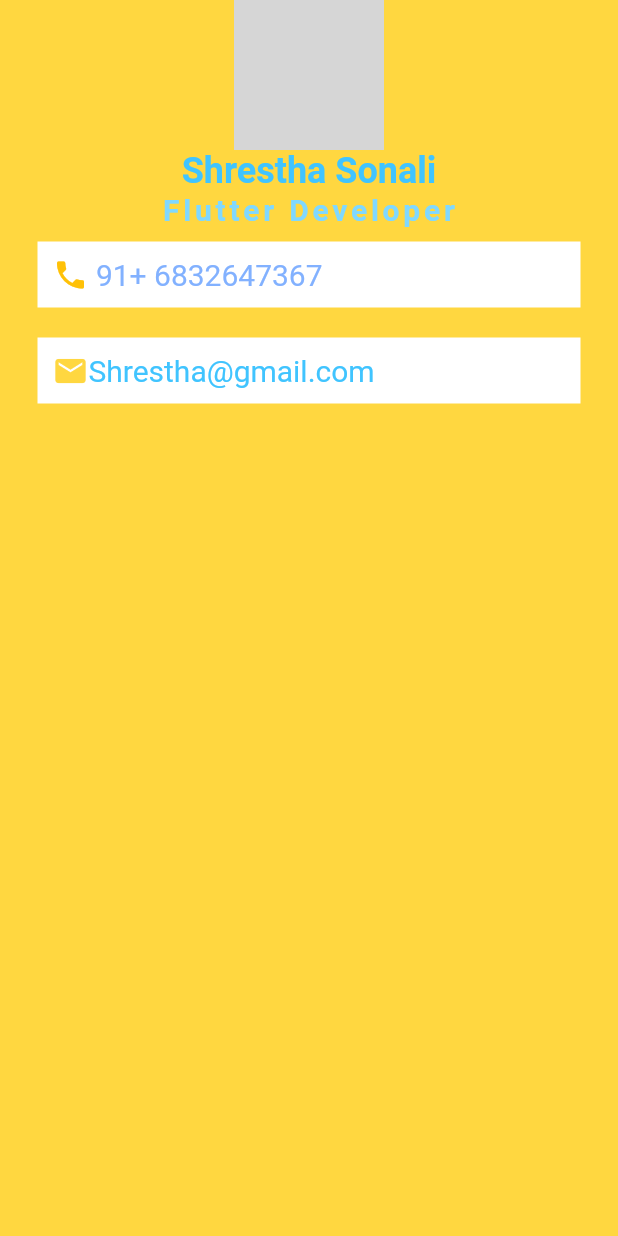
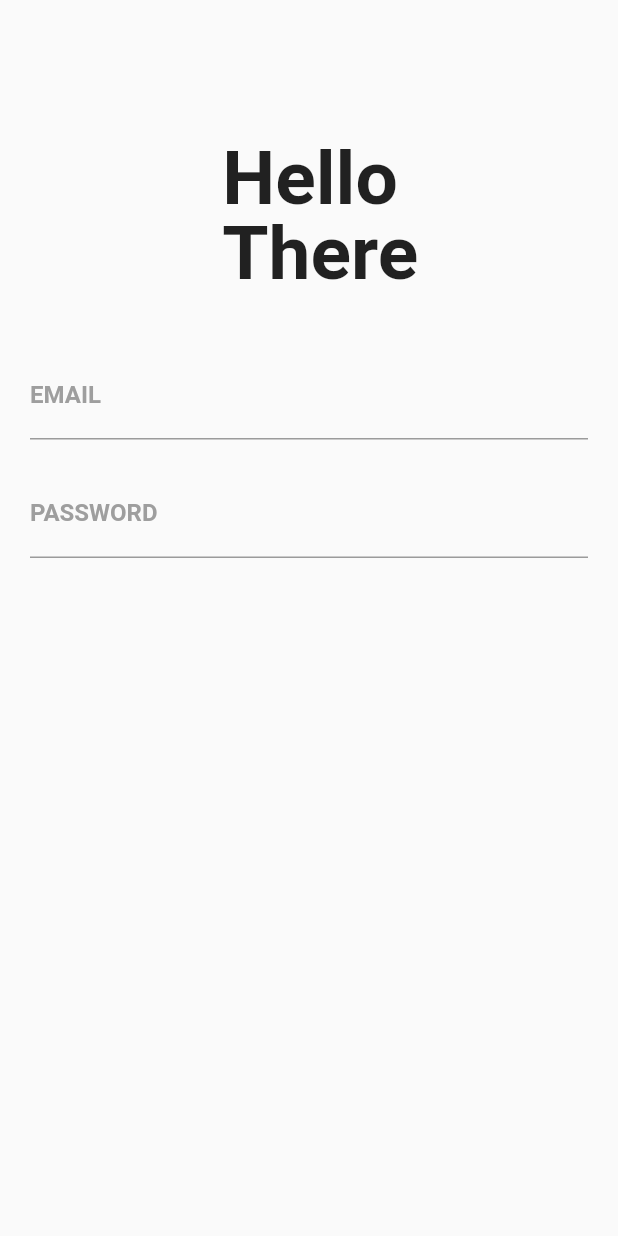
Before and after one commit to shrestha24/sign_in_page, a Flutter app: the screen it shows after launch, on a phone screen of 412 x 824 dp. Run offline on Flutter 3.47's test engine with Material 2 defaults, Android fonts, the phone set to English and light mode, and no system bars; Roboto replaces fonts that are missing (Montserrat); grey boxes are pictures that could not be loaded.

Commit message:
sign_in updated.

```diff
--- a/lib/main.dart
+++ b/lib/main.dart
@@ -1,87 +1,86 @@
-import 'package:flutter/cupertino.dart';
 import 'package:flutter/material.dart';
 
-void main() {
-  runApp(MyApp());
+void main() => runApp(new MyApp());
+
+class MyApp extends StatelessWidget {
+  Widget build(BuildContext context) {
+    return new MaterialApp(
+      debugShowCheckedModeBanner: false,
+      home: new MyHomePage(),
+    );
+  }
+}
+   class MyHomePage extends StatefulWidget {
+  @override
+   _MyHomePageState createState() => new _MyHomePageState();
  }
 
-class MyApp extends StatelessWidget {
-  @override
+  class _MyHomePageState extends State<MyHomePage> {
   Widget build(BuildContext context) {
-    return MaterialApp(
-      home: Scaffold(
-        backgroundColor: Colors.amberAccent,
-        body: SafeArea(
-          child: Column(
+    return new Scaffold(
+      resizeToAvoidBottomPadding: false,
+      body: Column(
         children: <Widget>[
-              CircleAvatar(
-                radius: 50.0,
-                backgroundImage: AssetImage(''),
+          Container(
+            child: Stack(
+              children: <Widget>[
+              Container(
+                padding: EdgeInsets.fromLTRB(15.0, 90.0, 0.0, 0.0),
+                child: Text(
+                  'Hello',
+                  style: TextStyle(
+                    fontSize: 50.0, fontWeight: FontWeight.bold
                   ),
-              Text(
-                'Shrestha Sonali',
-                style: TextStyle(
-                  color: Colors.lightBlueAccent,
-                  fontWeight: FontWeight.bold,
-                  fontSize: 24.0,
-                ),
-              ),
-              Text(
-                'Flutter Developer',
-                style: TextStyle(
-                  color: Colors.lightBlueAccent.shade100,
-                  fontSize: 20.0,
-                  letterSpacing: 2.5,
-                  fontWeight: FontWeight.bold,
                 ),
               ),
                 Container(
-                color: Colors.white,
-                padding: EdgeInsets.all(10.0),
-                margin: EdgeInsets.symmetric(vertical: 10.0,
-                horizontal: 25.0),
-                child: Row(
-                  children: <Widget>[
-                    Icon(
-                        Icons.phone,
-                    color: Colors.amber,
+                  padding: EdgeInsets.fromLTRB(15.0, 140.0, 0.0, 0.0),
+                  child: Text(
+                    'There',
+                    style: TextStyle(
+                      fontSize: 50.0, fontWeight: FontWeight.bold)
                     ),
-                    Text(
-                      ' 91+ 6832647367',
-                      style: TextStyle(
-                        fontSize: 20.0,
-                        color: Colors.blueAccent.shade100,
-
                   ),
-                    )
               ],
             ),
           ),
           Container(
-                color: Colors.white,
-                  padding: EdgeInsets.all(10.0),
-                margin: EdgeInsets.symmetric(vertical: 10.0,
-                horizontal: 25.0),
-                child: Row(
+            padding: EdgeInsets.only(top: 35.0, left: 20.0, right: 20.0),
+            child: Column(
               children: <Widget>[
-                    Icon(
-                      Icons.email,
-                      color: Colors.amberAccent.shade200,
+                TextField(
+                  decoration: InputDecoration(
+                    labelText: 'EMAIL',
+                    labelStyle: TextStyle(
+                      fontFamily: 'Montserrat',
+                      fontWeight: FontWeight.bold,
+                      color: Colors.grey
                     ),
-                    Text(
-                      'Shrestha@gmail.com',
-                      style: TextStyle(
-                        fontSize: 20.0,
-                        color: Colors.lightBlueAccent.shade200,
+                      focusedBorder: UnderlineInputBorder(
+                        borderSide: BorderSide(color: Colors.green)
+                      )
                   ),
+                ),
+                SizedBox(height: 20.0),
+                TextField(
+                  decoration: InputDecoration(
+                      labelText: 'PASSWORD',
+                      labelStyle: TextStyle(
+                          fontFamily: 'Montserrat',
+                          fontWeight: FontWeight.bold,
+                          color: Colors.grey
+                      ),
+                      focusedBorder: UnderlineInputBorder(
+                          borderSide: BorderSide(color: Colors.green)
+                      )
+                  ),
+                  obscureText: true,
                 )
               ],
             ),
           )
         ],
       ),
-        ),
-      ),
     );
   }
   }
```
Lines whose indentation alone changed are shown as unchanged.
